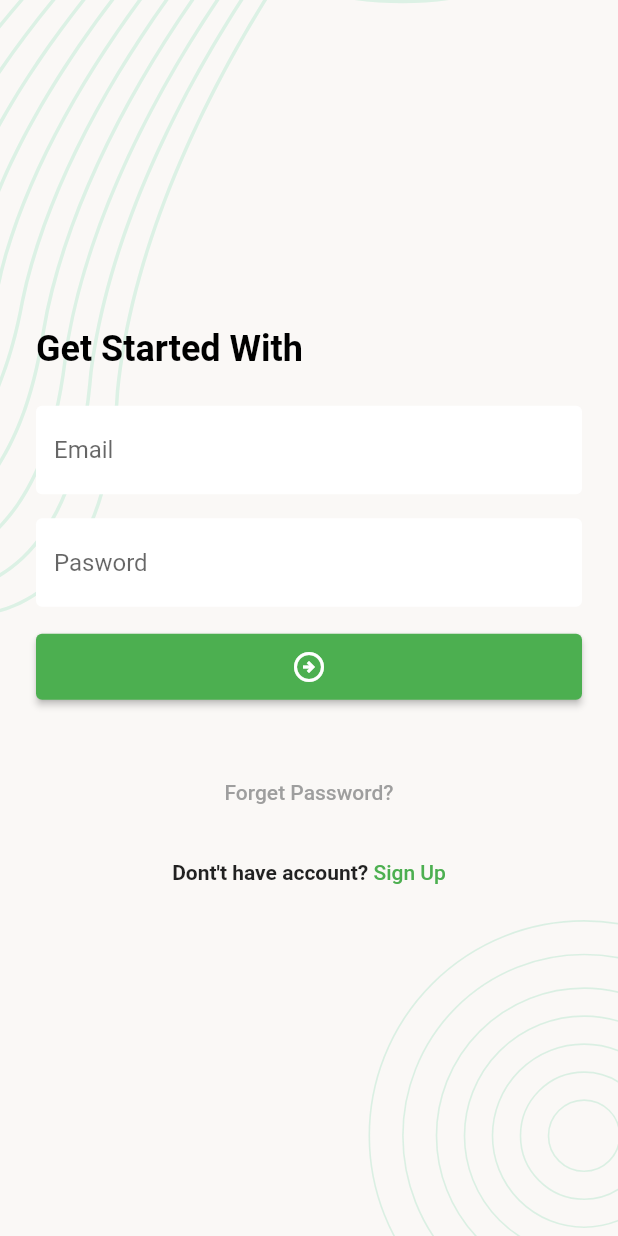
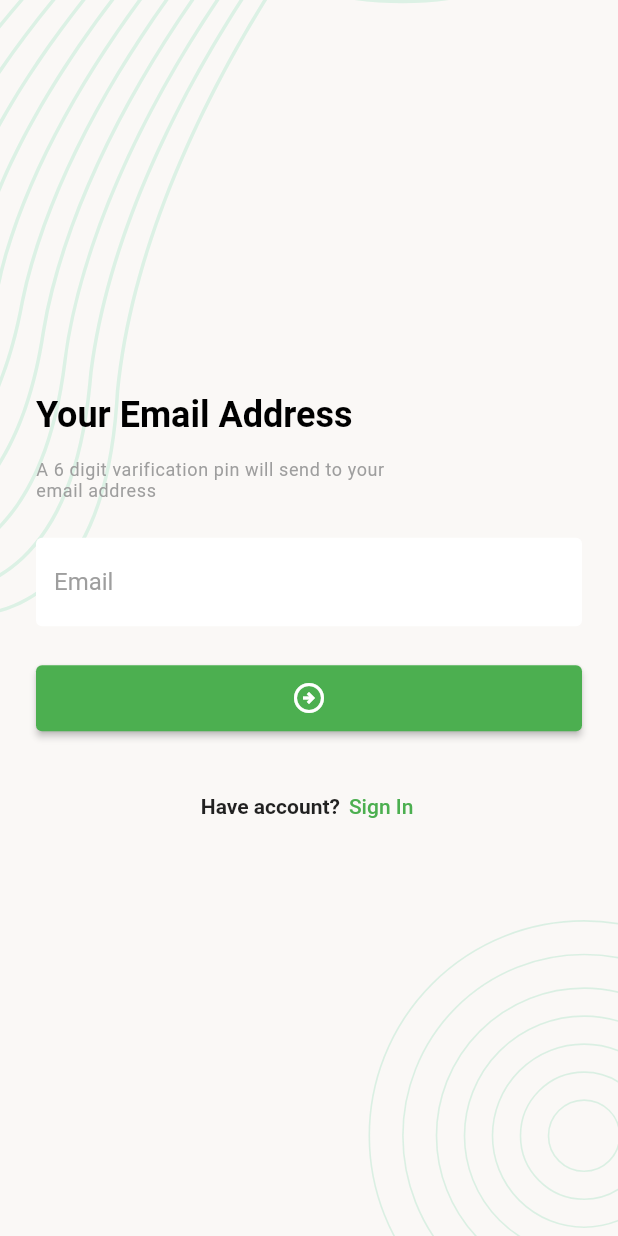
Before and after one commit to kafi015/Ostad-Assignments, a Flutter app: the screen it shows after launch, after a tap on "Forget Password?", on a phone screen of 412 x 824 dp. Run offline on Flutter 3.47's test engine with Material 2 defaults, Android fonts, the light colour scheme and no system bars; our stand-ins replace flutter_svg.

Commit message:
verify with email ui done

```diff
--- a/lib/ui/screens/log_in_screen.dart
+++ b/lib/ui/screens/log_in_screen.dart
@@ -1,5 +1,6 @@
 import 'package:flutter/material.dart';
 import 'package:task_manager/ui/screens/sign_up.dart';
+import 'package:task_manager/ui/screens/verify_with_email.dart';
 import 'package:task_manager/ui/widgets/app_sign_in_out_text.dart';
 import 'package:task_manager/ui/widgets/elevated_button.dart';
 import 'package:task_manager/ui/widgets/screen_background.dart';
@@ -54,7 +55,9 @@ class _LogInScreenState extends State<LogInScreen> {
                   child: TextButton(
                       style: TextButton.styleFrom(
                           padding: EdgeInsets.zero, minimumSize: Size.zero),
-                      onPressed: () {},
+                      onPressed: () {
+                        Navigator.push(context, MaterialPageRoute(builder: (context)=> VerifyWithEmail()));
+                      },
                       child: const Text(
                         "Forget Password?",
                         style: TextStyle(color: Colors.grey),
--- /dev/null
+++ b/lib/ui/screens/verify_with_email.dart
@@ -0,0 +1,64 @@
+import 'package:flutter/material.dart';
+import 'package:task_manager/ui/utils/text_styles.dart';
+import 'package:task_manager/ui/widgets/app_sign_in_out_text.dart';
+import 'package:task_manager/ui/widgets/app_textfield_widget.dart';
+import 'package:task_manager/ui/widgets/elevated_button.dart';
+import 'package:task_manager/ui/widgets/screen_background.dart';
+
+class VerifyWithEmail extends StatefulWidget {
+  const VerifyWithEmail({Key? key}) : super(key: key);
+
+  @override
+  State<VerifyWithEmail> createState() => _VerifyWithEmailState();
+}
+
+class _VerifyWithEmailState extends State<VerifyWithEmail> {
+  @override
+  Widget build(BuildContext context) {
+    return Scaffold(
+      body: ScreenBackground(
+        child: Padding(
+          padding: const EdgeInsets.symmetric(horizontal: 24.0),
+          child: Column(
+            mainAxisAlignment: MainAxisAlignment.center,
+            crossAxisAlignment: CrossAxisAlignment.start,
+            children: [
+              Text(
+                "Your Email Address",
+                style: ScreenTitleTextStyle,
+              ),
+              const SizedBox(
+                height: 16,
+              ),
+               Text(
+                "A 6 digit varification pin will send to your\nemail address",
+                style: ScreenSubtileTextStyle,
+              ),
+              const SizedBox(
+                height: 24,
+              ),
+              AppTextField(
+                hintText: "Email",
+                controller: TextEditingController(),
+              ),
+              const SizedBox(
+                height: 24,
+              ),
+              AppElevatedButton(
+                  child: const Icon(Icons.arrow_circle_right_outlined),
+                  onTap: () {}),
+              const SizedBox(
+                height: 24,
+              ),
+              SignInUp(
+                questionString: "Have account? ",
+                signInOut: "Sign In",
+                onTap: () {},
+              ),
+            ],
+          ),
+        ),
+      ),
+    );
+  }
+}
--- a/lib/ui/utils/text_styles.dart
+++ b/lib/ui/utils/text_styles.dart
@@ -1,5 +1,3 @@
-import 'dart:ui';
-
 import 'package:flutter/material.dart';
 
  TextStyle ScreenTitleTextStyle = const TextStyle(
@@ -7,3 +5,10 @@ import 'package:flutter/material.dart';
     fontWeight: FontWeight.w600,
     color: Colors.black
  );
+
+ TextStyle ScreenSubtileTextStyle = const TextStyle(
+     color: Colors.grey,
+     fontWeight: FontWeight.w400,
+     letterSpacing: 0.4,
+     fontSize: 12,
+ );
--- a/lib/ui/widgets/app_textfield_widget.dart
+++ b/lib/ui/widgets/app_textfield_widget.dart
@@ -17,6 +17,7 @@ class AppTextField extends StatelessWidget {
       obscuringCharacter: '*',
       decoration: InputDecoration(
           hintText: hintText,
+          hintStyle: const TextStyle(color: Colors.grey),
           fillColor: Colors.white,
           filled: true,
           border: const OutlineInputBorder(borderSide: BorderSide.none)),
```
